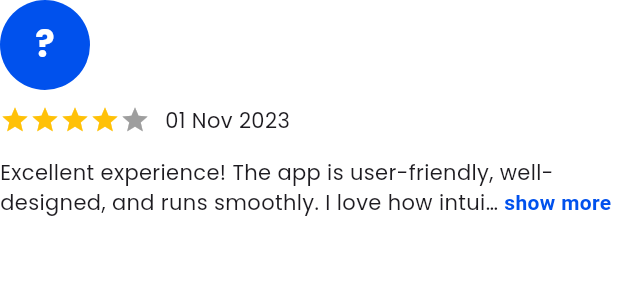
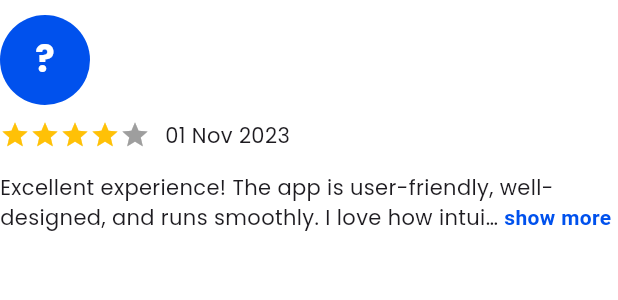
Before and after one commit to wathilaDewnaka/ridelanka-mobile-app-client, a Flutter app: the UserReviewCard widget shown alone on an empty page, opened directly with empty values, on a phone screen of 412 x 824 dp. Shown: the top 300 px of the screen. Run offline on Flutter 3.47's test engine with Material 3 defaults, Android fonts, the phone set to English and light mode, and no system bars; drawn by our look-alikes of flutter_rating_bar, readmore; our stand-ins replace firebase_core; accounts and stored records are empty.

Commit message:
Edited the ratings and reviews page view

```diff
--- a/lib/src/screens/rider/ratings&reviews_tab.dart
+++ b/lib/src/screens/rider/ratings&reviews_tab.dart
@@ -16,9 +16,9 @@ class _ReviewsRatingsState extends State<ReviewsRatings> {
       context: context,
       builder: (context) {
         return AlertDialog(
-          title: Text("Write a Review"),
+          title: Text("Write a Review", style: TextStyle(fontSize: 18)),
           content: TextField(
-            maxLines: 4,
+            maxLines: 10,
             decoration: InputDecoration(
               hintText: "Share your experience...",
               border: OutlineInputBorder(),
--- a/lib/src/widgets/user_review_card.dart
+++ b/lib/src/widgets/user_review_card.dart
@@ -13,6 +13,7 @@ class UserReviewCard extends StatelessWidget {
 
     return Column(
       children: [
+        SizedBox(height: 10),
         Row(
           children: [
             CircleAvatar(
@@ -30,7 +31,7 @@ class UserReviewCard extends StatelessWidget {
             SizedBox(width: 10),
             Text(
               userName,
-              style: Theme.of(context).textTheme.titleLarge,
+              style: TextStyle(fontSize: 16),
             ),
           ],
         ),
```
